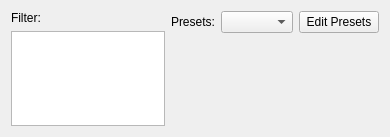
The window that krita/ui/forms/wdgfilterselector.ui (KDE/krita) describes before a commit, drawn with Qt 5.
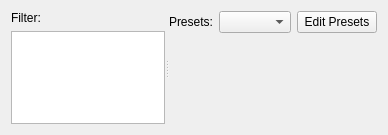
The same window after the commit. Custom widgets are drawn as their Qt base class.

Commit message: fixed the wdgfilterselector.ui where Splitter element is added again

Patch:
```diff
--- a/krita/ui/forms/wdgfilterselector.ui
+++ b/krita/ui/forms/wdgfilterselector.ui
@@ -6,15 +6,20 @@
    <rect>
     <x>0</x>
     <y>0</y>
-    <width>390</width>
-    <height>137</height>
+    <width>388</width>
+    <height>135</height>
    </rect>
   </property>
   <property name="windowTitle">
    <string>Filter selection</string>
   </property>
-  <layout class="QGridLayout" name="gridLayout_2">
-   <item row="0" column="0" rowspan="2">
+  <layout class="QGridLayout" name="gridLayout_3">
+   <item row="0" column="0">
+    <widget class="QSplitter" name="splitter">
+     <property name="orientation">
+      <enum>Qt::Horizontal</enum>
+     </property>
+     <widget class="QWidget" name="">
     <layout class="QVBoxLayout">
      <item>
       <widget class="QLabel" name="label_2">
@@ -37,9 +42,14 @@
       </widget>
      </item>
     </layout>
-   </item>
-   <item row="0" column="1">
+     </widget>
+     <widget class="QWidget" name="">
+      <layout class="QGridLayout" name="gridLayout_2">
+       <item row="0" column="0">
     <layout class="QFormLayout" name="formLayout">
+         <property name="fieldGrowthPolicy">
+          <enum>QFormLayout::ExpandingFieldsGrow</enum>
+         </property>
      <item row="0" column="0">
       <widget class="QLabel" name="label">
        <property name="text">
@@ -82,7 +92,7 @@
      </item>
     </layout>
    </item>
-   <item row="1" column="1">
+       <item row="1" column="0">
     <layout class="QGridLayout" name="gridLayout">
      <item row="0" column="0">
       <widget class="QWidget" name="centralWidgetHolder" native="true">
@@ -127,6 +137,10 @@
       </spacer>
      </item>
     </layout>
+       </item>
+      </layout>
+     </widget>
+    </widget>
    </item>
   </layout>
  </widget>
```
Lines whose indentation alone changed are shown as unchanged.
